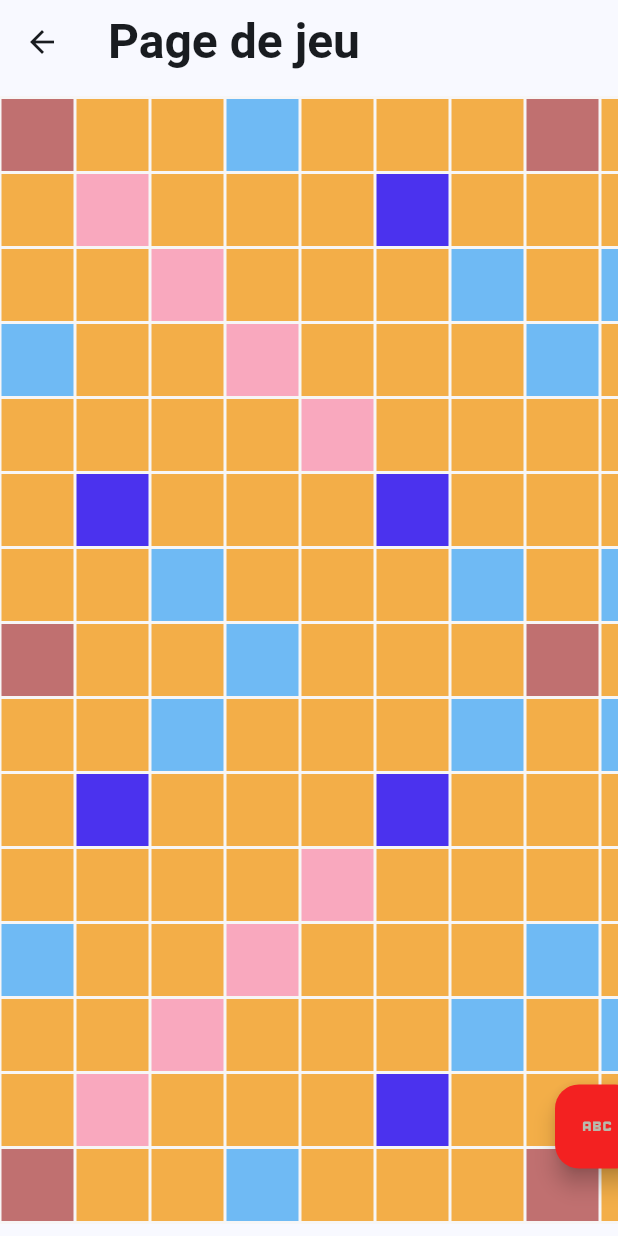
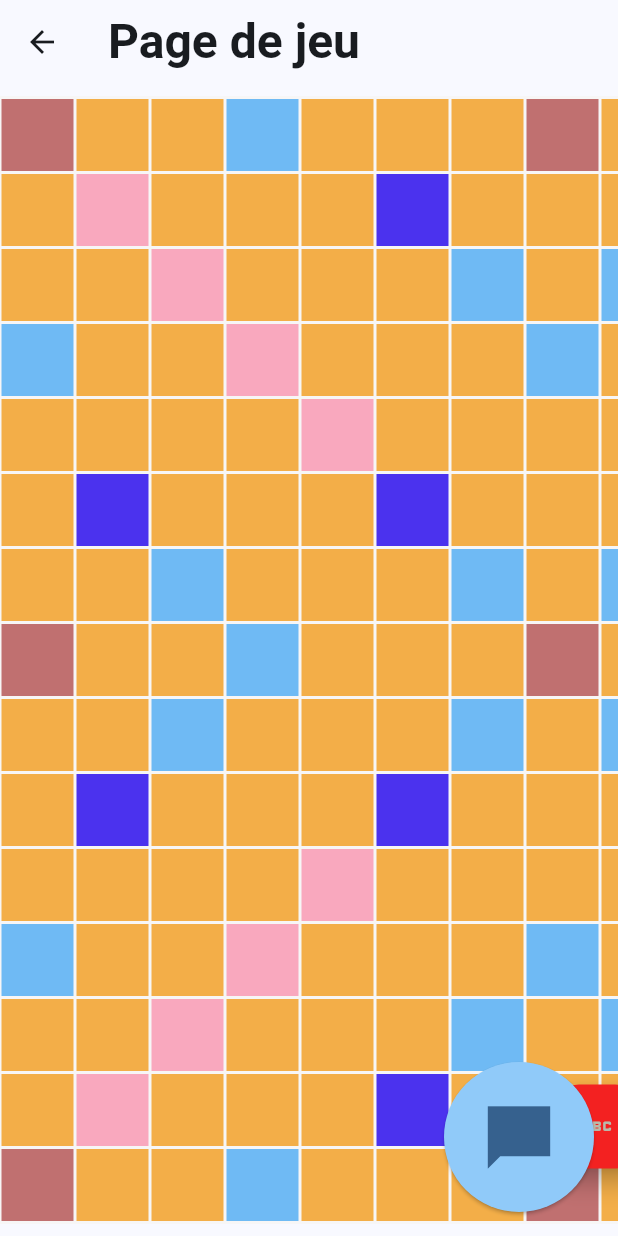
Before and after one commit to Rayounnes/LOG3900---203---Scrabble-Web-App, a Flutter app: the GamePage screen opened by its route, on a phone screen of 412 x 824 dp. Run offline on Flutter 3.47's test engine with Material 2 defaults, Android fonts, the phone set to English and light mode, and no system bars; our stand-ins replace get_it, injectable, socket_io_client; missing offline and left inert: dart:ffi; network calls fail.

Commit message:
add chat bubble screens to game page

```diff
--- a/light_client/app/lib/main.dart
+++ b/light_client/app/lib/main.dart
@@ -30,7 +30,7 @@ class MyApp extends StatelessWidget {
   @override
   Widget build(BuildContext context) {
     return MaterialApp(
-      initialRoute: '/gameScreen',
+      initialRoute: '/loginScreen',
       routes: {
         '/loginScreen': (context) => LoginDemo(),
         '/homeScreen': (context) => HomePage(),
--- a/light_client/app/lib/screens/game_page.dart
+++ b/light_client/app/lib/screens/game_page.dart
@@ -1,5 +1,6 @@
 import 'package:app/main.dart';
 import 'package:app/services/socket_client.dart';
+import 'package:app/widgets/parent_widget.dart';
 import 'package:flutter/material.dart';
 import 'package:intl/intl.dart';
 import 'package:app/models/chat_message_model.dart';
@@ -206,7 +207,7 @@ class _GamePageState extends State<GamePage> {
 
   @override
   Widget build(BuildContext context) {
-    return Scaffold(
+    return ParentWidget(child: Scaffold(
         appBar: AppBar(
           title: const Text(
             'Page de jeu',
@@ -218,6 +219,7 @@ class _GamePageState extends State<GamePage> {
             left: 370,
             top: 45,
             child: FloatingActionButton(
+              heroTag: "btn2",
               onPressed: () {
                 print(position.dx);
               },
@@ -275,6 +277,7 @@ class _GamePageState extends State<GamePage> {
             left: 370,
             bottom: 45,
             child: FloatingActionButton(
+              heroTag: "btn3",
               onPressed: () {
                 print(position);
               },
@@ -286,6 +289,6 @@ class _GamePageState extends State<GamePage> {
               ),
             ),
           )
-        ]));
+        ])),);
   }
 }
```
Also changed, not shown: light_client/app/lib/screens/waiting_room.dart (+5 -3 lines), 2 other files.
